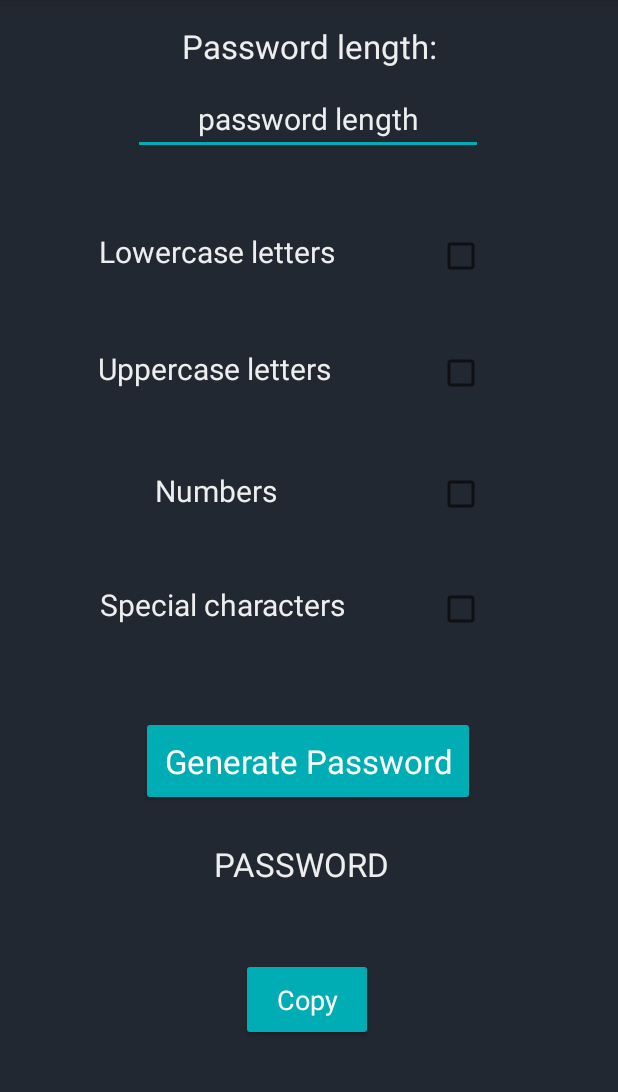
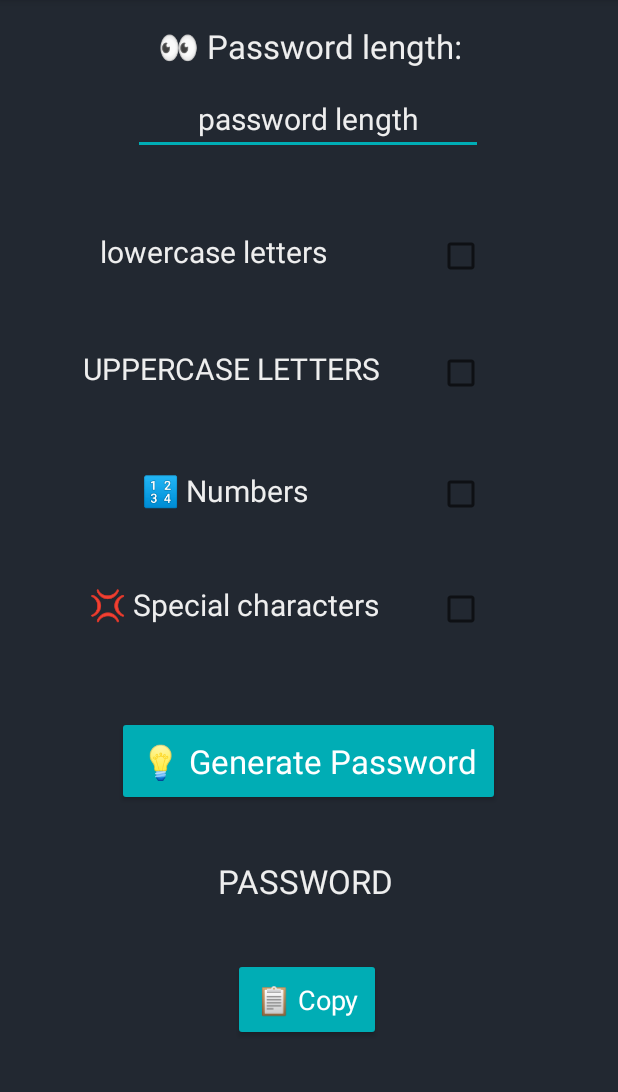
Before and after one commit to ThaiDuongVu/PasswordGenerator, an Android app: the screen it shows after launch (MainActivity), on a phone screen of 412 x 824 dp, the part 84-1176 px from its top. Run offline under Robolectric (Android 15) with nearby library versions, the phone set to English and light mode, and no system bars; Roboto replaces fonts that are not available here.

Commit message:
Update more dynamic texts

```diff
--- a/app/src/main/res/layout/activity_main.xml
+++ b/app/src/main/res/layout/activity_main.xml
@@ -219,9 +219,9 @@
         android:textSize="22sp"
         app:layout_constraintBottom_toBottomOf="parent"
         app:layout_constraintEnd_toEndOf="parent"
-        app:layout_constraintHorizontal_bias="0.482"
+        app:layout_constraintHorizontal_bias="0.493"
         app:layout_constraintStart_toStartOf="parent"
         app:layout_constraintTop_toBottomOf="@+id/generateButton"
-        app:layout_constraintVertical_bias="0.118" />
+        app:layout_constraintVertical_bias="0.175" />
 
 </androidx.constraintlayout.widget.ConstraintLayout>
--- a/app/src/main/res/values/strings.xml
+++ b/app/src/main/res/values/strings.xml
@@ -1,16 +1,16 @@
 <resources>
     <string name="app_name">Password Generator</string>
 
-    <string name="length_question">Password length: </string>
+    <string name="length_question">👀 Password length: </string>
     <string name="password_length">password length</string>
 
-    <string name="lower_case_question">Lowercase letters</string>
-    <string name="upper_case_question">Uppercase letters</string>
-    <string name="number_question">Numbers</string>
-    <string name="special_characters_question">Special characters</string>
+    <string name="lower_case_question">lowercase letters</string>
+    <string name="upper_case_question">UPPERCASE LETTERS</string>
+    <string name="number_question">🔢 Numbers</string>
+    <string name="special_characters_question">💢 Special characters</string>
 
-    <string name="generate_button">Generate Password</string>
+    <string name="generate_button">💡 Generate Password</string>
     <string name="initial_password">PASSWORD</string>
 
-    <string name="copy_button">Copy</string>
+    <string name="copy_button">📋 Copy</string>
 </resources>
```
